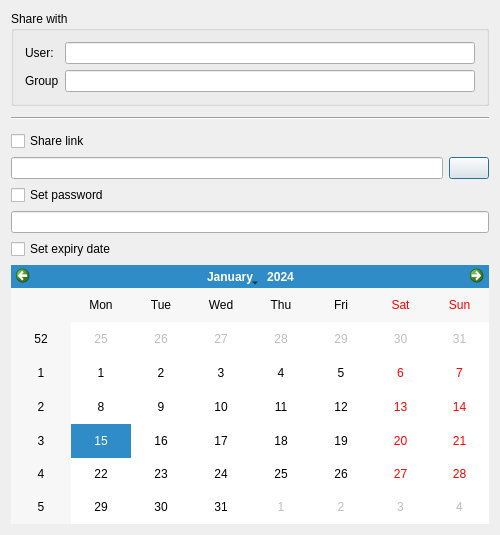
Qt form src/gui/sharedialog.ui (nextcloud/desktop) before a commit.
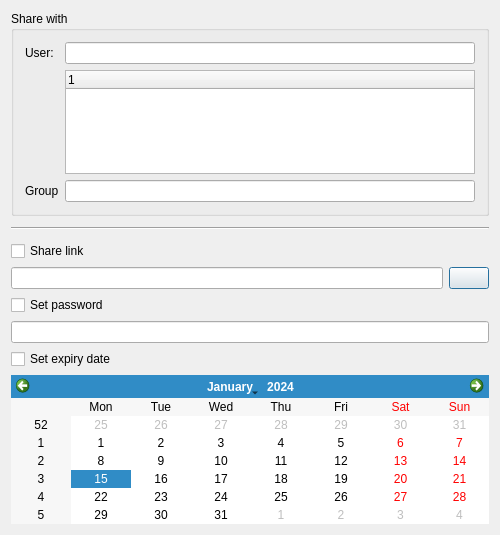
The same form after that commit.

Commit message: Sharedialog: Allow modifications of permission for users

The edit to the form file:
```diff
--- a/src/gui/sharedialog.ui
+++ b/src/gui/sharedialog.ui
@@ -35,16 +35,25 @@
           </property>
          </widget>
         </item>
-        <item row="1" column="1">
+        <item row="2" column="1">
          <widget class="QLineEdit" name="lineEdit_shareGroup"/>
         </item>
-        <item row="1" column="0">
+        <item row="2" column="0">
          <widget class="QLabel" name="groupLabel">
           <property name="text">
            <string>Group</string>
           </property>
          </widget>
         </item>
+        <item row="1" column="1">
+         <widget class="QTreeWidget" name="treeWidget_shareUser">
+          <column>
+           <property name="text">
+            <string notr="true">1</string>
+           </property>
+          </column>
+         </widget>
+        </item>
        </layout>
       </widget>
      </item>
```
The commit also changes 2 other files.
